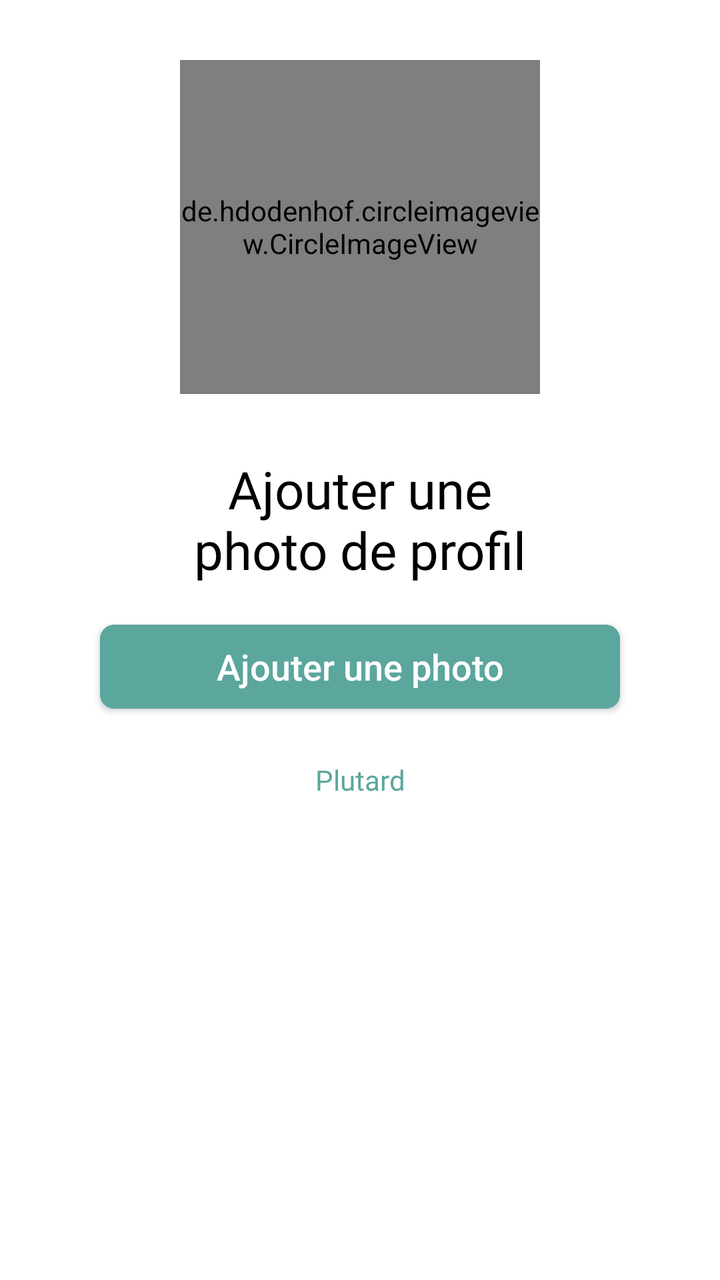
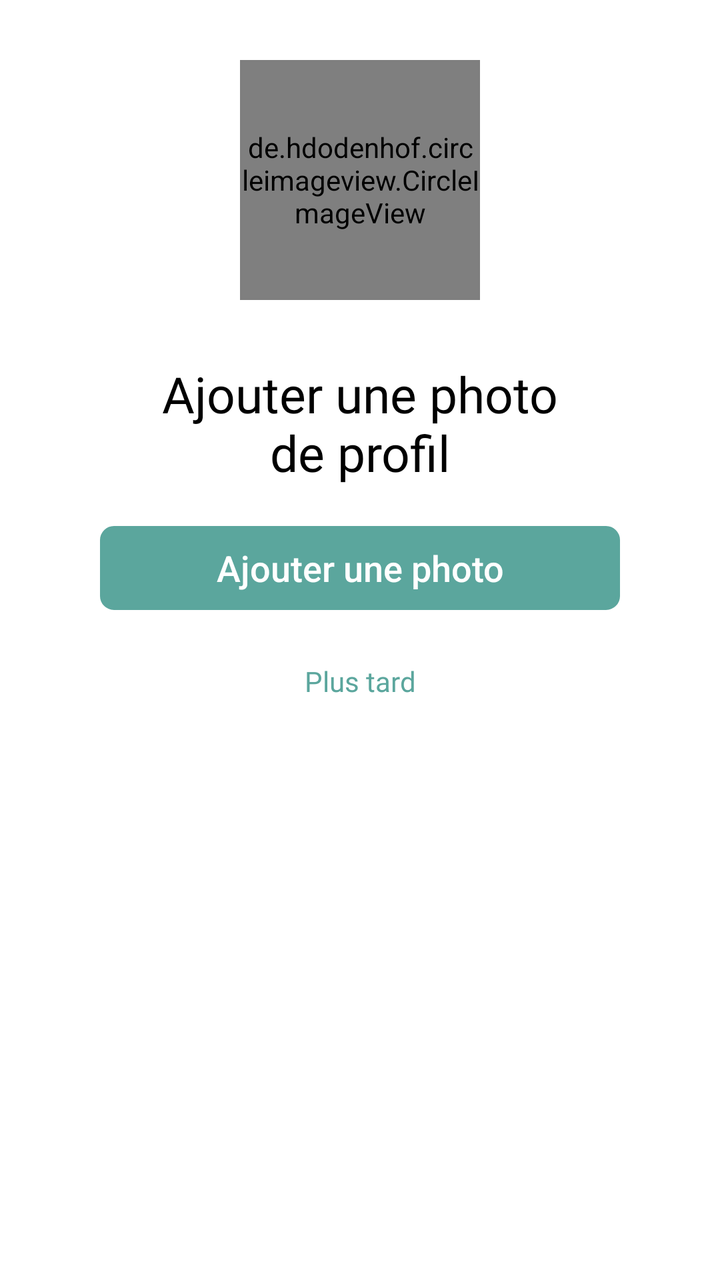

Screens rendered from an Android XML layout before and after an edit, with the pre-edit source and the edit as a unified diff.
<!-- AndroidManifest.xml: application theme AppTheme -->
<!-- res/layout/layout_ezeety_profil_getstart.xml -->
<?xml version="1.0" encoding="utf-8"?>
<android.support.constraint.ConstraintLayout
    xmlns:android="http://schemas.android.com/apk/res/android" xmlns:tools="http://schemas.android.com/tools"
    android:layout_width="match_parent"
    android:layout_height="match_parent"
    android:background="@color/colorPrimary">
<LinearLayout
    android:layout_width="match_parent"
    android:layout_height="wrap_content"
    android:gravity="center"
    android:orientation="vertical"
    tools:ignore="MissingConstraints"
    >

    <de.hdodenhof.circleimageview.CircleImageView
        android:id="@+id/profile_image_getstart"
        android:layout_width="180dp"
        android:layout_height="167dp"
        android:layout_marginTop="30dp"
        android:layout_marginBottom="20dp"
        android:gravity="center"
        android:src="@drawable/photo" />
    <TextView
        android:layout_width="match_parent"
        android:layout_height="wrap_content"
        android:layout_marginTop="10dp"
        android:layout_marginRight="80dp"
        android:layout_marginLeft="80dp"
        android:fontFamily="@font/roboto"
        android:text="Ajouter une photo de profil"
        android:textAlignment="center"
        android:textColor="@android:color/black"
        android:textSize="26dp"/>

    <Button
        android:id="@+id/button_picture_profil_change"
        android:layout_width="match_parent"
        android:layout_height="42dp"
        android:layout_marginLeft="50dp"
        android:layout_marginRight="50dp"
        android:layout_marginBottom="16dp"
        android:layout_marginTop="20dp"
        android:background="@drawable/button_style_primary"
        android:text="Ajouter une photo"
        android:textAllCaps="false"
        android:textColor="@color/colorPrimary"
        android:textSize="18sp"
        />
    <TextView
        android:layout_width="match_parent"
        android:layout_height="wrap_content"
        android:layout_marginTop="10dp"
        android:layout_marginBottom="20dp"
        android:text="Plutard"
        android:fontFamily="@font/roboto_bold"
        android:textAlignment="center"
        android:textColor="#5BA69D"
        android:textSize="14dp"/>
</LinearLayout>
</android.support.constraint.ConstraintLayout>
<!-- resources referenced by this layout -->
<resources>
  <color name="colorPrimary">#FFFFFF</color>
  <!-- drawable button_style_primary (drawable) -->
  <?xml version ="1.0" encoding ="utf-8"?>
  <shape xmlns:android="http://schemas.android.com/apk/res/android"
  
  android:shape="rectangle"
  
  android:thickness="0dp">
  <stroke android:width="2dp"
  
      android:color="#5BA69D" />
  <solid
      android:color="#5BA69D"/>
  <corners android:radius="6dp" />
  
  </shape>
  <!-- drawable photo: png bitmap (drawable, 29489 bytes) -->
  <style name="AppTheme" parent="Theme.AppCompat.Light.NoActionBar">
          
          <item name="colorPrimary">@color/colorPrimary</item>
          <item name="colorPrimaryDark">@color/colorPrimaryDark</item>
          <item name="colorAccent">@color/colorAccent</item>
      </style>
  <color name="colorPrimaryDark">#FFFFFF</color>
  <color name="colorAccent">#5BA69D</color>
</resources>

<!-- the commit's change to res/layout/layout_ezeety_profil_getstart.xml (unified diff, before → after) -->
@@ -4,57 +4,58 @@
     android:layout_width="match_parent"
     android:layout_height="match_parent"
     android:background="@color/colorPrimary">
-<LinearLayout
-    android:layout_width="match_parent"
-    android:layout_height="wrap_content"
-    android:gravity="center"
-    android:orientation="vertical"
-    tools:ignore="MissingConstraints"
-    >
-
-    <de.hdodenhof.circleimageview.CircleImageView
-        android:id="@+id/profile_image_getstart"
-        android:layout_width="180dp"
-        android:layout_height="167dp"
-        android:layout_marginTop="30dp"
-        android:layout_marginBottom="20dp"
-        android:gravity="center"
-        android:src="@drawable/photo" />
-    <TextView
+    <LinearLayout
         android:layout_width="match_parent"
         android:layout_height="wrap_content"
-        android:layout_marginTop="10dp"
-        android:layout_marginRight="80dp"
-        android:layout_marginLeft="80dp"
-        android:fontFamily="@font/roboto"
-        android:text="Ajouter une photo de profil"
-        android:textAlignment="center"
-        android:textColor="@android:color/black"
-        android:textSize="26dp"/>
+        android:gravity="center"
+        android:orientation="vertical"
+        tools:ignore="MissingConstraints"
+        >
 
-    <Button
-        android:id="@+id/button_picture_profil_change"
-        android:layout_width="match_parent"
-        android:layout_height="42dp"
-        android:layout_marginLeft="50dp"
-        android:layout_marginRight="50dp"
-        android:layout_marginBottom="16dp"
-        android:layout_marginTop="20dp"
-        android:background="@drawable/button_style_primary"
-        android:text="Ajouter une photo"
-        android:textAllCaps="false"
-        android:textColor="@color/colorPrimary"
-        android:textSize="18sp"
-        />
-    <TextView
-        android:layout_width="match_parent"
-        android:layout_height="wrap_content"
-        android:layout_marginTop="10dp"
-        android:layout_marginBottom="20dp"
-        android:text="Plutard"
-        android:fontFamily="@font/roboto_bold"
-        android:textAlignment="center"
-        android:textColor="#5BA69D"
-        android:textSize="14dp"/>
-</LinearLayout>
+        <de.hdodenhof.circleimageview.CircleImageView
+            android:id="@+id/profile_image_getstart"
+            android:layout_width="120dp"
+            android:layout_height="120dp"
+            android:layout_marginTop="30dp"
+            android:layout_marginBottom="20dp"
+            android:gravity="center"
+            android:src="@drawable/photo" />
+        <TextView
+            android:layout_width="match_parent"
+            android:layout_height="wrap_content"
+            android:layout_marginTop="10dp"
+            android:layout_marginRight="80dp"
+            android:layout_marginLeft="80dp"
+            android:fontFamily="@font/roboto"
+            android:text="Ajouter une photo de profil"
+            android:textAlignment="center"
+            android:textColor="@android:color/black"
+            android:textSize="25dp"/>
+
+        <Button
+            android:id="@+id/button_picture_profil_change"
+            android:layout_width="match_parent"
+            android:layout_height="42dp"
+            android:layout_marginLeft="50dp"
+            android:layout_marginRight="50dp"
+            android:layout_marginBottom="16dp"
+            android:layout_marginTop="20dp"
+            android:background="@drawable/button_style_primary"
+            android:text="Ajouter une photo"
+            android:textAllCaps="false"
+            android:textColor="@color/colorPrimary"
+            android:textSize="18sp"
+            android:stateListAnimator="@null"
+            />
+        <TextView
+            android:layout_width="match_parent"
+            android:layout_height="wrap_content"
+            android:layout_marginTop="10dp"
+            android:layout_marginBottom="20dp"
+            android:text="Plus tard"
+            android:fontFamily="@font/roboto_bold"
+            android:textAlignment="center"
+            android:textColor="#5BA69D"
+            android:textSize="14dp"/>
+    </LinearLayout>
 </android.support.constraint.ConstraintLayout>
